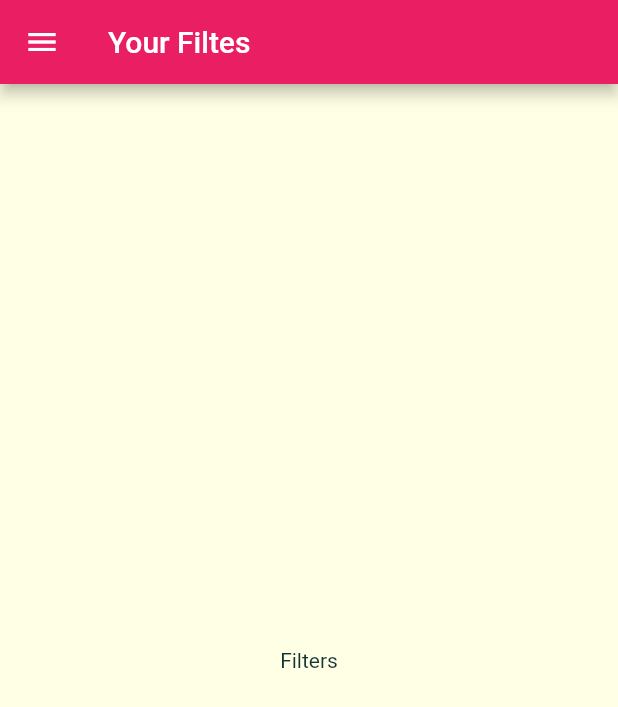
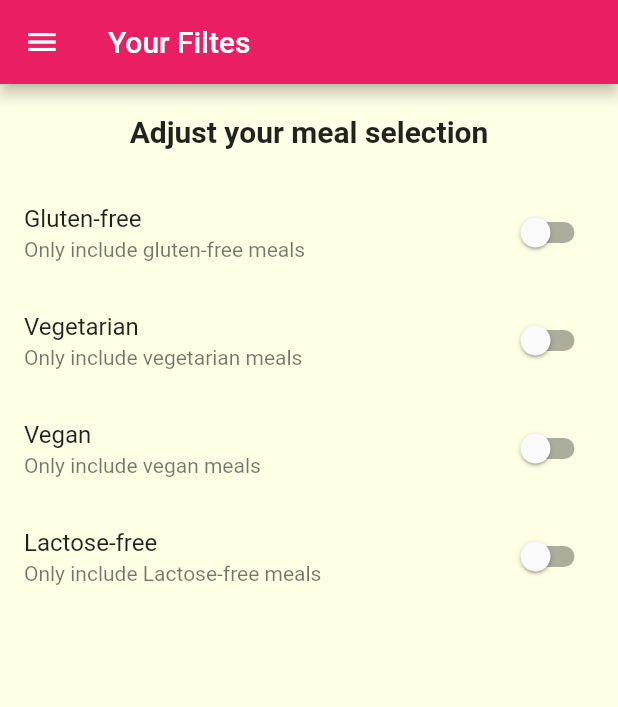
Before and after one commit to TheKetan2/FlutterTrack, a Flutter app: the FilterScreen screen opened by its route, on a phone screen of 412 x 824 dp. Shown: the top 707 px of the screen. Run offline on Flutter 3.47's test engine with Material 2 defaults, Android fonts, the phone set to English and light mode, and no system bars; our stand-ins replace animated_text_kit, audioplayers, cloud_firestore, firebase_auth, flutter_spinkit, font_awesome_flutter and 3 more; accounts and stored records are empty; Roboto replaces fonts that are missing (Raleway, RobotoCondensed); statements that could not run were skipped.

Commit message:
added SwitchListTile widget in filter screen widget

```diff
--- a/max_meals_app/lib/screens/filters_screen.dart
+++ b/max_meals_app/lib/screens/filters_screen.dart
@@ -1,8 +1,37 @@
 import 'package:flutter/material.dart';
 import 'package:max_meals_app/widgets/main_drawer.dart';
 
-class FilterScreen extends StatelessWidget {
+class FilterScreen extends StatefulWidget {
   static const routeName = '/filters';
+
+  @override
+  _FilterScreenState createState() => _FilterScreenState();
+}
+
+class _FilterScreenState extends State<FilterScreen> {
+  bool _glutenFree = false;
+  bool _vegetarian = false;
+  bool _vegan = false;
+  bool _lactoseFree = false;
+
+  Widget _buildSwitchListTile(
+    String title,
+    String description,
+    bool currentValue,
+    Function updateValue,
+  ) {
+    return SwitchListTile(
+      title: Text(
+        title,
+      ),
+      value: currentValue,
+      subtitle: Text(
+        description,
+      ),
+      onChanged: updateValue,
+    );
+  }
+
   @override
   Widget build(BuildContext context) {
     return Scaffold(
@@ -10,8 +39,62 @@ class FilterScreen extends StatelessWidget {
         title: Text('Your Filtes'),
       ),
       drawer: MainDrawer(),
-      body: Center(
-        child: Text('Filters'),
+      body: Column(
+        children: <Widget>[
+          Container(
+            padding: EdgeInsets.all(20),
+            child: Text(
+              'Adjust your meal selection',
+              style: Theme.of(context).textTheme.title,
+            ),
+          ),
+          Expanded(
+            child: ListView(
+              children: <Widget>[
+                _buildSwitchListTile(
+                  'Gluten-free',
+                  'Only include gluten-free meals',
+                  _glutenFree,
+                  (newValue) {
+                    setState(() {
+                      _glutenFree = newValue;
+                    });
+                  },
+                ),
+                _buildSwitchListTile(
+                  'Vegetarian',
+                  'Only include vegetarian meals',
+                  _vegetarian,
+                  (newValue) {
+                    setState(() {
+                      _vegetarian = newValue;
+                    });
+                  },
+                ),
+                _buildSwitchListTile(
+                  'Vegan',
+                  'Only include vegan meals',
+                  _vegan,
+                  (newValue) {
+                    setState(() {
+                      _vegan = newValue;
+                    });
+                  },
+                ),
+                _buildSwitchListTile(
+                  'Lactose-free',
+                  'Only include Lactose-free meals',
+                  _lactoseFree,
+                  (newValue) {
+                    setState(() {
+                      _lactoseFree = newValue;
+                    });
+                  },
+                ),
+              ],
+            ),
+          )
+        ],
       ),
     );
   }
--- a/max_meals_app/lib/screens/meal_details_screen.dart
+++ b/max_meals_app/lib/screens/meal_details_screen.dart
@@ -101,6 +101,12 @@ class MealDetailsScreen extends StatelessWidget {
           ],
         ),
       ),
+      floatingActionButton: FloatingActionButton(
+        child: Icon(Icons.delete),
+        onPressed: () {
+          Navigator.of(context).pop(mealId);
+        },
+      ),
     );
   }
 }
```
Also changed, not shown: max_meals_app/lib/screens/category_meals.dart (+47 -15 lines), max_meals_app/lib/widgets/meal_item.dart (+11 -2 lines).
